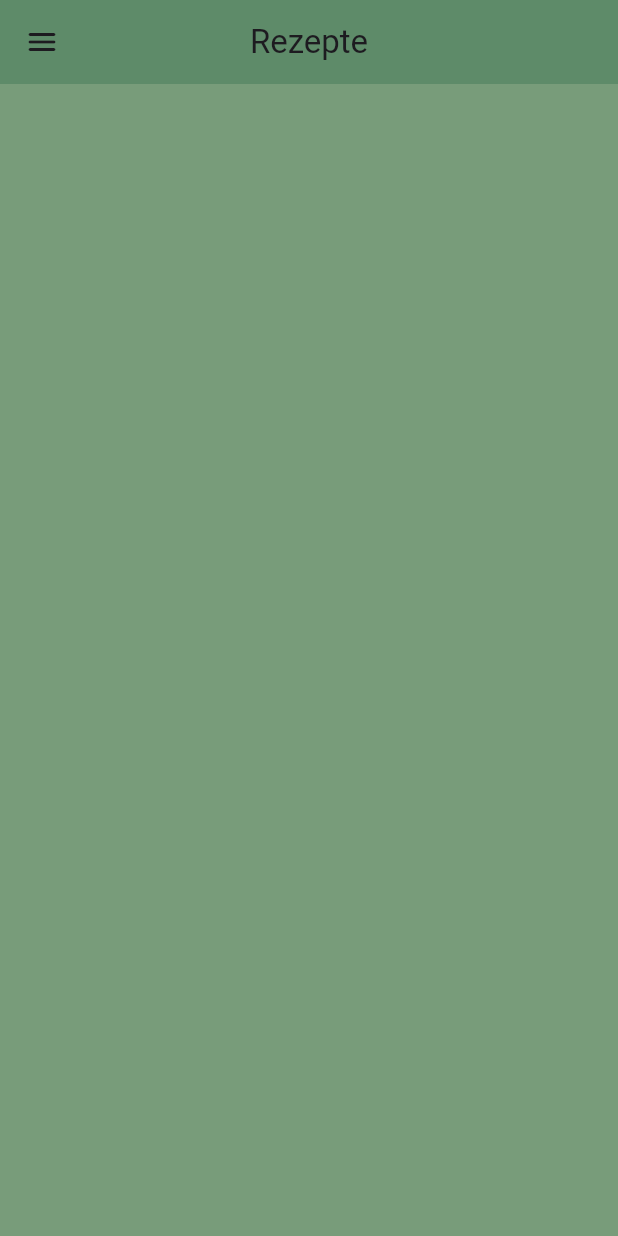
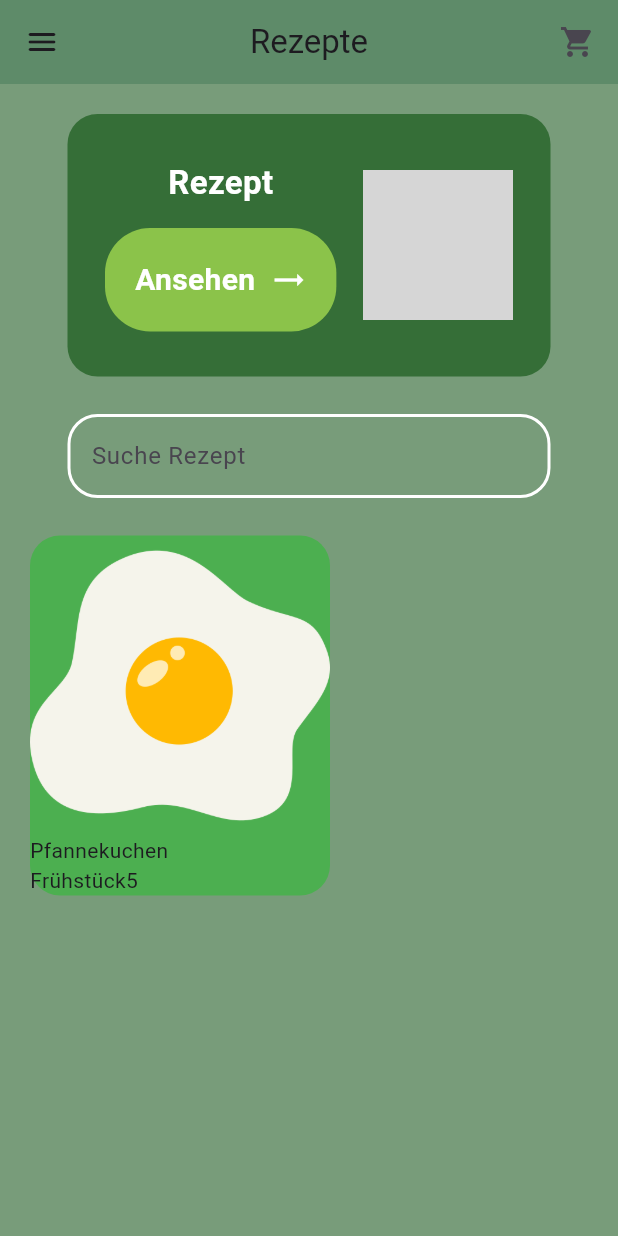
Before and after one commit to MelissaHartung/uebungsapp, a Flutter app: the MenuPage screen opened by its route, on a phone screen of 412 x 824 dp. Run offline on Flutter 3.47's test engine with Material 3 defaults, Android fonts, the light colour scheme and no system bars; grey boxes are pictures that could not be loaded.

Commit message:
menu_page

```diff
--- a/lib/components/button.dart
+++ b/lib/components/button.dart
@@ -3,7 +3,9 @@ import 'package:flutter/material.dart';
 class myButton extends StatelessWidget {
   final String mytext;
   final void Function()? event;
-  const myButton({super.key, required this.event, required this.mytext});
+  final Color mycolor;
+
+  const myButton({super.key, required this.event, required this.mytext, required this.mycolor});
 
   @override
   Widget build(BuildContext context) {
@@ -12,7 +14,7 @@ class myButton extends StatelessWidget {
       child: Container(
         padding: EdgeInsets.all(20),
         decoration: BoxDecoration(
-          color: Color.fromARGB(255, 33, 108, 36),
+          color: mycolor,
           borderRadius: BorderRadius.circular(30),
         ),
         child: Row(
--- /dev/null
+++ b/lib/components/event-tile.dart
@@ -0,0 +1,39 @@
+import 'package:flutter/material.dart';
+
+class EventTile extends StatelessWidget {
+  final String name;
+  final String category;
+  final String imagePath;
+  final String ranking;
+  // final void Function()? details;
+
+const EventTile({
+  required this.ranking,
+  required this.name,
+  required this.category,
+  required this.imagePath,
+  // required this.details,
+  super.key});
+
+  @override
+  Widget build(BuildContext context) {
+    return Container(
+      width: 200,
+      decoration: BoxDecoration(color: Colors.green, borderRadius: BorderRadius.circular(20)
+      ),
+      child: Column(
+        crossAxisAlignment: CrossAxisAlignment.start,
+        children: [
+        Image.asset(imagePath),
+        Text(name),
+        Row (
+          children: [
+            Text(category),
+            Text(ranking),
+          ],
+        )
+
+      ],)
+    );
+  }
+}
--- a/lib/pages/menu_page.dart
+++ b/lib/pages/menu_page.dart
@@ -1,4 +1,8 @@
+
 import 'package:flutter/material.dart';
+import 'package:uebungsapp/components/event-tile.dart';
+
+import '../components/button.dart';
 
 class MenuPage extends StatelessWidget {
   const MenuPage({super.key});
@@ -12,7 +16,75 @@ class MenuPage extends StatelessWidget {
         centerTitle: true,
         backgroundColor: const Color.fromARGB(94, 49, 110, 77),
         leading: Icon(Icons.menu_rounded),
-        actions: [],
+        actions: [ Padding(
+          padding: const EdgeInsets.only(right: 15.0),
+          child: Icon(Icons.shopping_cart),
+        )],
+
+      ),
+
+      body: Padding(
+        padding: const EdgeInsets.all(20.0),
+        child: Column(
+        crossAxisAlignment: CrossAxisAlignment.start,
+          children: [
+            Container(
+              padding: EdgeInsets.symmetric(vertical: 30, horizontal: 25),
+              margin: EdgeInsets.symmetric(horizontal: 25),
+
+              decoration: BoxDecoration(
+                color: const Color.fromARGB(255, 53, 110, 55),
+                borderRadius: BorderRadius.circular(20),
+              ),
+              child: Row(
+                mainAxisAlignment: MainAxisAlignment.spaceBetween,
+                children: [ Column( children: [
+                  Text('Rezept',
+                  style: TextStyle(fontSize: 22,
+                  fontWeight: FontWeight.bold,
+                  color: Colors.white
+                   ),
+                  ),
+                  SizedBox(height: 15),
+                  myButton(event:(){} , mytext: 'Ansehen', mycolor: Colors.lightGreen,)
+                  ],
+                 ),
+                 Image.asset("lib/images/pumpkin.png", height: 100
+                 ,),
+
+
+                ],
+              ),
+            ),
+            SizedBox(height: 25),
+          Padding(
+            padding: const EdgeInsets.symmetric(horizontal: 25.0),
+            child: TextField( decoration: InputDecoration(
+             hintText:"Suche Rezept",
+             enabledBorder: OutlineInputBorder
+             (borderSide: BorderSide(
+              color: Colors.white,
+              width:2,
+             ),
+             borderRadius: BorderRadius.circular(20
+             )
+             ),
+             border:OutlineInputBorder(
+              borderSide: BorderSide(
+                color: Colors.white,
+                width:2,
+              ),
+              borderRadius: BorderRadius.circular(20)
+              )
+
+             ),
+             ),
+          ),
+          SizedBox(height: 25),
+          EventTile(ranking: "5", name: "Pfannekuchen", category: "Frühstück", imagePath: "lib/images/spiegelei.png",
+          )
+          ],
+        ),
       ),
     );
   }
--- a/lib/pages/start_page.dart
+++ b/lib/pages/start_page.dart
@@ -68,6 +68,7 @@ class StartPage extends StatelessWidget {
               child: myButton(
                 mytext: "Rezept Hinzufügen",
                 event: () => Navigator.pushNamed(context, '/menupage'),
+                mycolor: const Color.fromARGB(255, 46, 109, 49),
               ),
             ),
           ],
```
Also changed, not shown: flutter_01.png (added), lib/images/spiegelei.png (added).
